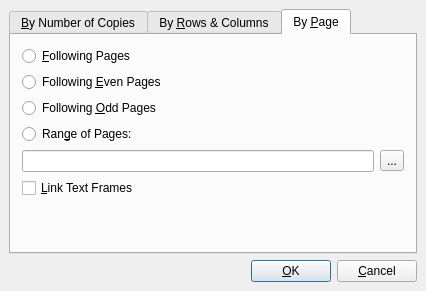
First picture: the form in scribus/ui/multipleduplicate.ui, repository scribusproject/scribus, before the edit.
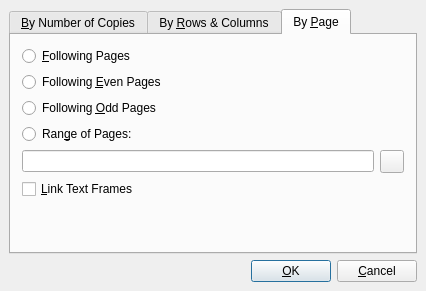
Second picture: the form after the edit. The open tabs and pages were chosen to show the change. Custom widgets are drawn as their Qt base class.

Diff of the .ui file:
```diff
--- a/scribus/ui/multipleduplicate.ui
+++ b/scribus/ui/multipleduplicate.ui
@@ -376,9 +376,6 @@
            </item>
            <item>
             <widget class="QToolButton" name="toolButtonPageRange">
-             <property name="text">
-              <string>...</string>
-             </property>
             </widget>
            </item>
           </layout>
```
